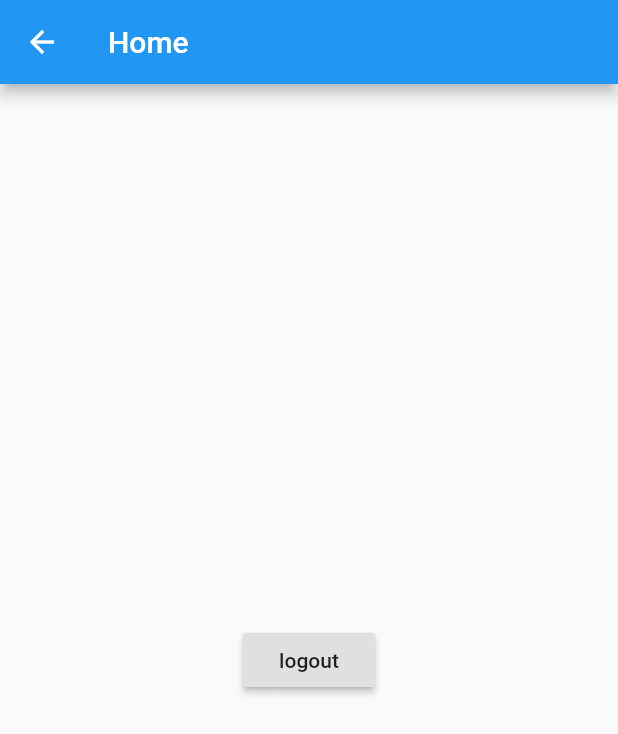
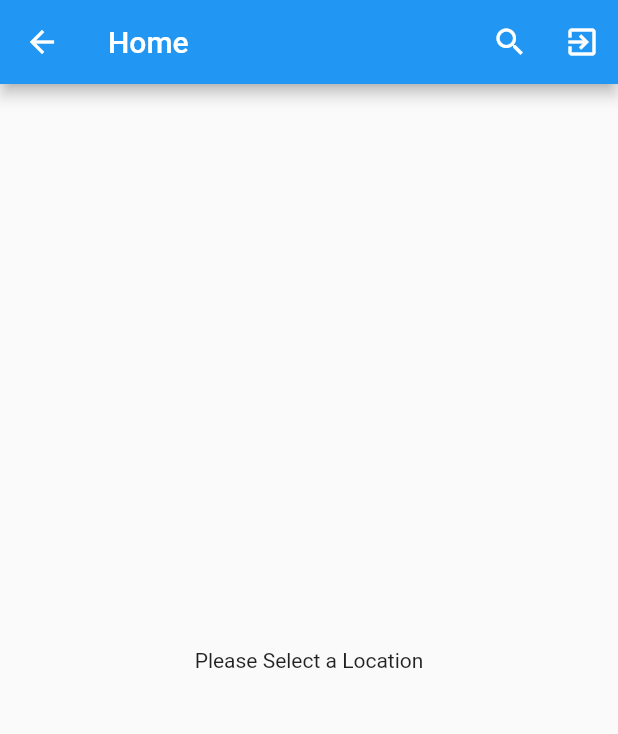
Before and after one commit to billy0402/flutter-bloc-tutorial, a Flutter app: the HomePage screen opened directly, on a phone screen of 412 x 824 dp. Shown: the top 734 px of the screen. Run offline on Flutter 3.47's test engine with Material 2 defaults, Android fonts, the phone set to English and light mode, and no system bars; our stand-ins replace bloc, equatable, flutter_bloc; missing offline and left inert: flare_splash_screen.

Commit message:
feat: Presentation

```diff
--- a/lib/home/home_page.dart
+++ b/lib/home/home_page.dart
@@ -2,6 +2,9 @@ import 'package:flutter/material.dart';
 import 'package:flutter_bloc/flutter_bloc.dart';
 
 import '../auth/bloc/bloc.dart';
+import '../weather/bloc/bloc.dart';
+import '../weather/weather_page.dart';
+import '../weather/widget/city_selection.dart';
 
 class HomePage extends StatelessWidget {
   @override
@@ -9,17 +12,32 @@ class HomePage extends StatelessWidget {
     return Scaffold(
       appBar: AppBar(
         title: Text('Home'),
-      ),
-      body: Container(
-        child: Center(
-          child: RaisedButton(
-            child: Text('logout'),
+        actions: <Widget>[
+          IconButton(
+            icon: Icon(Icons.search),
+            onPressed: () async {
+              final city = await Navigator.push(
+                context,
+                MaterialPageRoute(
+                  builder: (context) => CitySelection(),
+                ),
+              );
+
+              if (city != null) {
+                BlocProvider.of<WeatherBloc>(context)
+                    .add(FetchWeather(city: city));
+              }
+            },
+          ),
+          IconButton(
+            icon: Icon(Icons.exit_to_app),
             onPressed: () {
               BlocProvider.of<AuthBloc>(context).add(LoggedOut());
             },
           ),
-        ),
+        ],
       ),
+      body: WeatherPage(),
     );
   }
 }
--- a/lib/main.dart
+++ b/lib/main.dart
@@ -1,7 +1,10 @@
 import 'package:flutter/material.dart';
 import 'package:flutter_bloc/flutter_bloc.dart';
+import 'package:http/http.dart' as http;
 import 'package:meta/meta.dart';
 
+import 'api/weather_api_client.dart';
+import 'api/weather_repository.dart';
 import 'auth/bloc/auth_bloc.dart';
 import 'auth/bloc/auth_event.dart';
 import 'auth/bloc/bloc.dart';
@@ -11,24 +14,39 @@ import 'home/home_page.dart';
 import 'login/login_page.dart';
 import 'splash/splash_page.dart';
 import 'utils/simple_bloc_delegate.dart';
+import 'weather/bloc/bloc.dart';
 
 void main() {
   BlocSupervisor.delegate = SimpleBlocDelegate();
 
   final UserRepository userRepository = UserRepository();
+  final WeatherRepository weatherRepository = WeatherRepository(
+    weatherApiClient: WeatherApiClient(
+      httpClient: http.Client(),
+    ),
+  );
 
   runApp(BlocProvider<AuthBloc>(
     create: (context) {
       return AuthBloc(userRepository: userRepository)..add(AppStarted());
     },
-    child: App(userRepository: userRepository),
+    child: App(
+      userRepository: userRepository,
+      weatherRepository: weatherRepository,
+    ),
   ));
 }
 
 class App extends StatelessWidget {
   final UserRepository userRepository;
+  final WeatherRepository weatherRepository;
 
-  App({Key key, @required this.userRepository}) : super(key: key);
+  App({
+    Key key,
+    @required this.userRepository,
+    @required this.weatherRepository,
+  })  : assert(weatherRepository != null),
+        super(key: key);
 
   @override
   Widget build(BuildContext context) {
@@ -43,7 +61,11 @@ class App extends StatelessWidget {
             return SplashPage();
           }
           if (state is AuthAuthenticated) {
-            return HomePage();
+            return BlocProvider(
+              create: (context) =>
+                  WeatherBloc(weatherRepository: weatherRepository),
+              child: HomePage(),
+            );
           }
           if (state is AuthUnauthenticated) {
             return LoginPage(userRepository: userRepository);
--- /dev/null
+++ b/lib/weather/weather_page.dart
@@ -0,0 +1,60 @@
+import 'package:flutter/material.dart';
+import 'package:flutter_bloc/flutter_bloc.dart';
+
+import '../common/loading_indicator.dart';
+import 'bloc/bloc.dart';
+import 'widget/widget.dart';
+
+class WeatherPage extends StatelessWidget {
+  @override
+  Widget build(BuildContext context) {
+    return Center(
+      child: BlocBuilder<WeatherBloc, WeatherState>(
+        builder: (context, state) {
+          if (state is WeatherEmpty) {
+            return Center(child: Text('Please Select a Location'));
+          }
+
+          if (state is WeatherLoading) {
+            return LoadingIndicator();
+          }
+
+          if (state is WeatherLoaded) {
+            final weather = state.weather;
+
+            return ListView(
+              children: <Widget>[
+                Padding(
+                  padding: EdgeInsets.only(top: 100.0),
+                  child: Center(
+                    child: Location(location: weather.location),
+                  ),
+                ),
+                Center(
+                  child: LastUpdated(dateTime: weather.lastUpdated),
+                ),
+                Padding(
+                  padding: EdgeInsets.symmetric(vertical: 50.0),
+                  child: Center(
+                    child: CombinedWeatherTemperature(
+                      weather: weather,
+                    ),
+                  ),
+                ),
+              ],
+            );
+          }
+
+          if (state is WeatherError) {
+            return Text(
+              'Something went wrong!',
+              style: TextStyle(color: Colors.red),
+            );
+          }
+
+          return Center(child: Text('Please Select a Location'));
+        },
+      ),
+    );
+  }
+}
--- /dev/null
+++ b/lib/weather/widget/location.dart
@@ -0,0 +1,21 @@
+import 'package:flutter/material.dart';
+
+class Location extends StatelessWidget {
+  final String location;
+
+  Location({Key key, @required this.location})
+      : assert(location != null),
+        super(key: key);
+
+  @override
+  Widget build(BuildContext context) {
+    return Text(
+      location,
+      style: TextStyle(
+        fontSize: 30,
+        fontWeight: FontWeight.bold,
+        color: Colors.white,
+      ),
+    );
+  }
+}
--- /dev/null
+++ b/lib/weather/widget/widget.dart
@@ -0,0 +1,3 @@
+export 'combined_weather_temperature.dart';
+export 'last_updated.dart';
+export 'location.dart';
```
Also changed, not shown: lib/weather/widget/city_selection.dart (added, +43 -0 lines), lib/weather/widget/combined_weather_temperature.dart (added, +50 -0 lines), lib/weather/widget/last_updated.dart (added, +21 -0 lines), lib/weather/widget/temperature.dart (added, +55 -0 lines), lib/weather/widget/weather_conditions.dart (added, +44 -0 lines).
